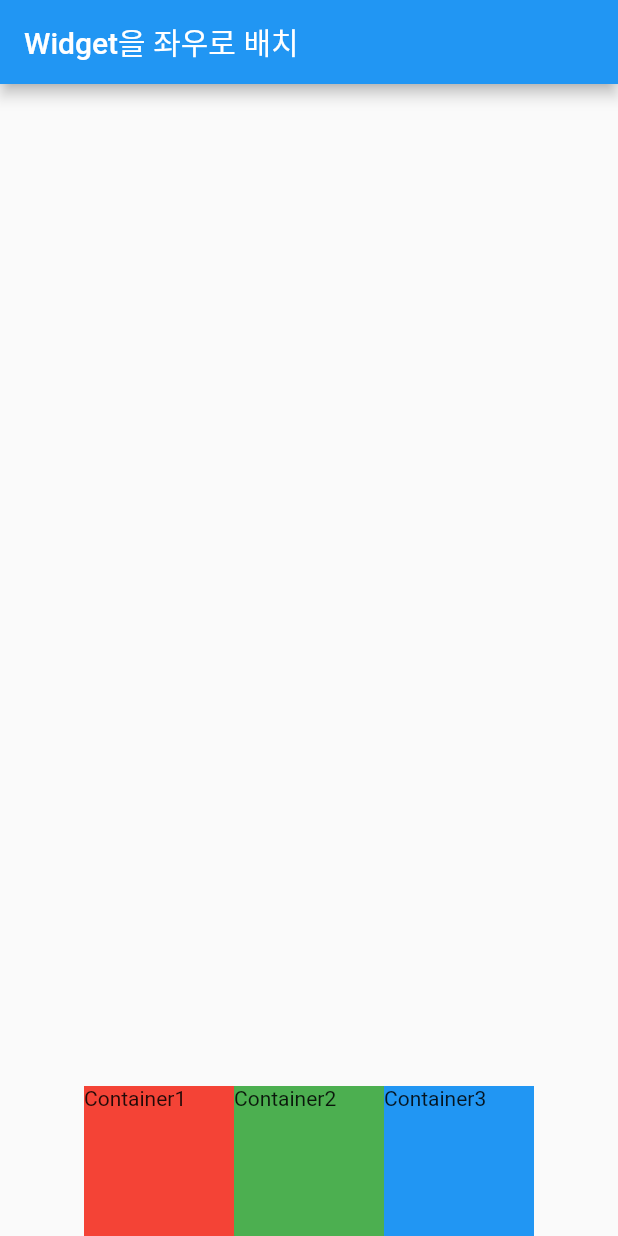
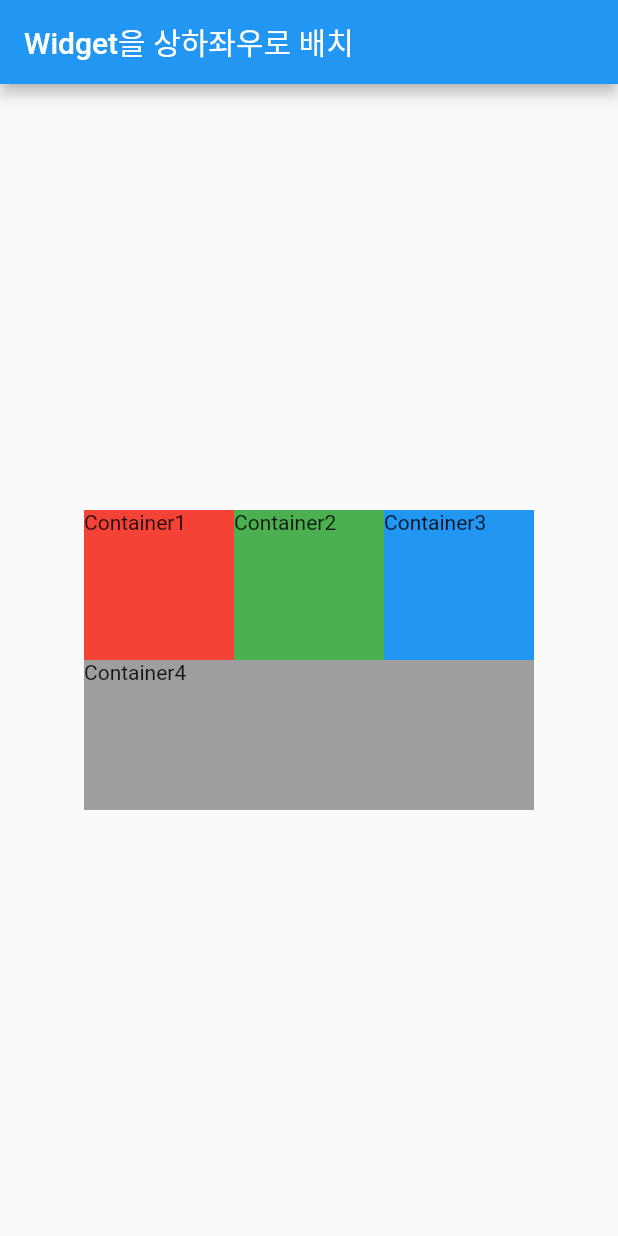
Before and after one commit to felix980131/TIL, a Flutter app: the screen it shows after launch, on a phone screen of 412 x 824 dp. Run offline on Flutter 3.47's test engine with Material 2 defaults, Android fonts, the phone set to English and light mode, and no system bars.

Commit message:
docs: update Flutter practice basic widget Column & Row

```diff
--- a/Flutter/practice/1. widget/basic_widget/lib/main.dart
+++ b/Flutter/practice/1. widget/basic_widget/lib/main.dart
@@ -12,7 +12,7 @@ class MainApp extends StatelessWidget {
     return MaterialApp(
       home: Scaffold(
         appBar: AppBar(
-          title: Text('Widget을 좌우로 배치'),
+          title: Text('Widget을 상하좌우로 배치'),
         ),
         body: Body(),
       ),
@@ -25,12 +25,13 @@ class Body extends StatelessWidget {
 
   @override
   Widget build(BuildContext context) {
-    return Container(
-      height: double.infinity,
-      child: Row(
+    return Column(
+      mainAxisAlignment: MainAxisAlignment.center, // 주축 정렬
+      children: [
+        Row(
           mainAxisSize: MainAxisSize.max, // 주축 사이즈
           mainAxisAlignment: MainAxisAlignment.center, // 주축 정렬
-        crossAxisAlignment: CrossAxisAlignment.end, // 횡축 정렬
+          crossAxisAlignment: CrossAxisAlignment.center, // 횡축 정렬
           children: [
             Container(
               width: 100,
@@ -52,6 +53,13 @@ class Body extends StatelessWidget {
             )
           ],
         ),
+        Container(
+          width: 300,
+          height: 100,
+          color: Colors.grey,
+          child: Text("Container4"),
+        ),
+      ],
     );
   }
 }
```
Lines whose indentation alone changed are shown as unchanged.
